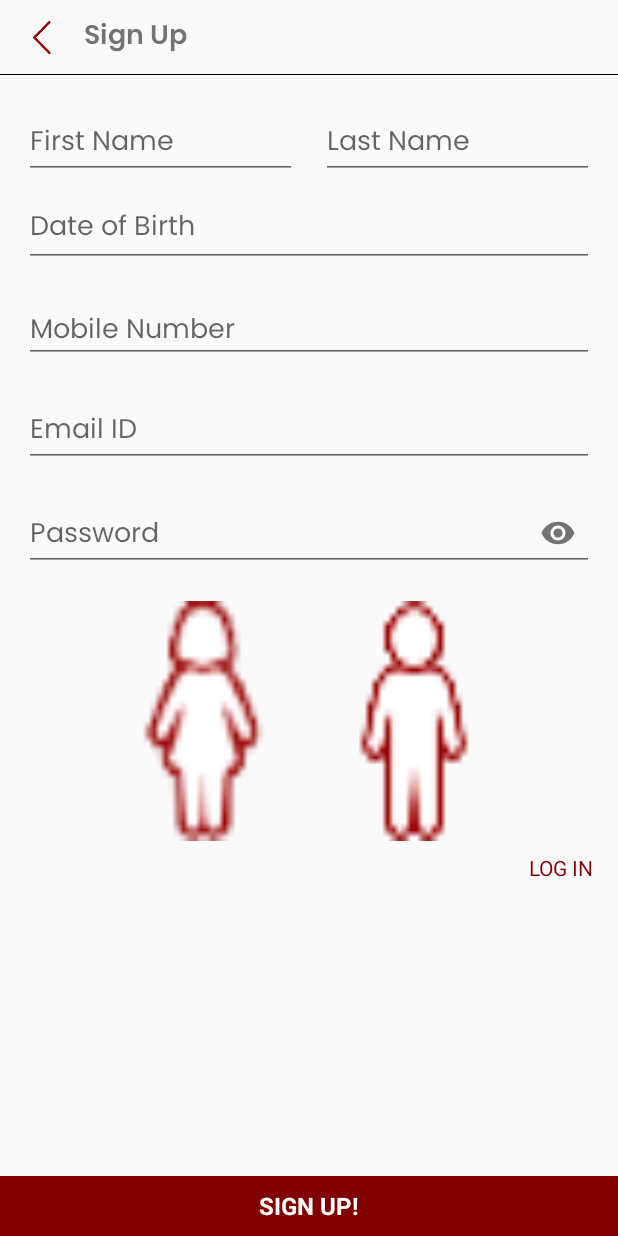
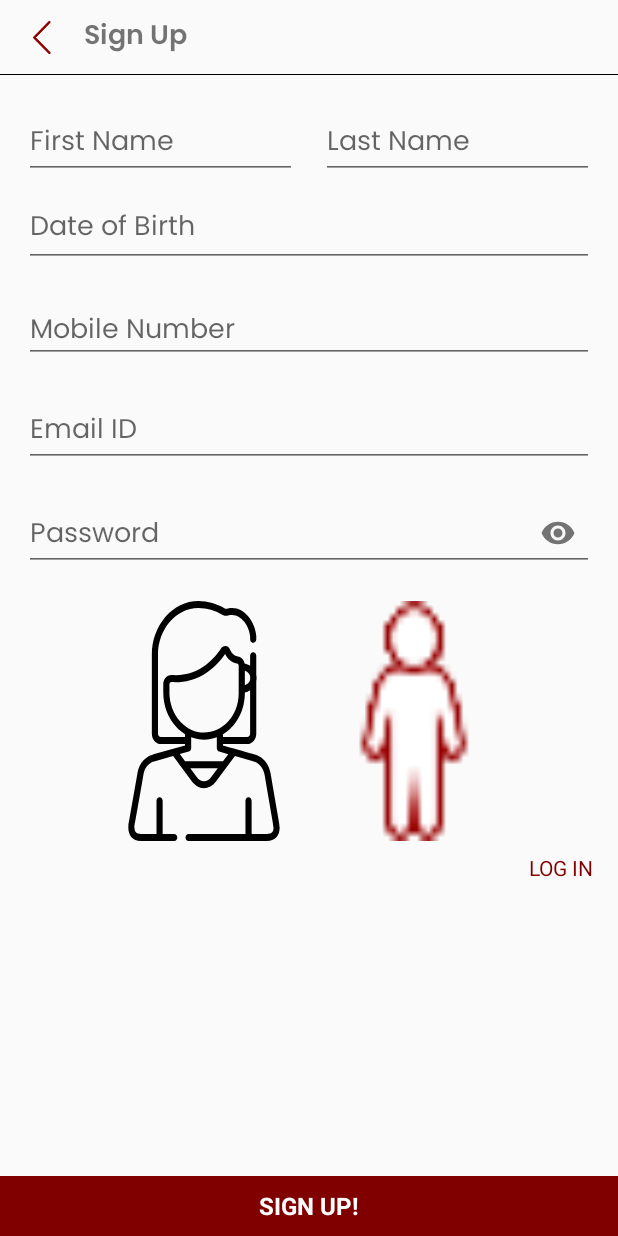
Before and after one commit to aajmera10/Kamine, an Android app: the screen it shows after launch (MainHomeActivity), after a tap on "Sign Up", on a phone screen of 412 x 824 dp. Run offline under Robolectric (Android 15) with nearby library versions, the phone set to English and light mode, and no system bars; our stand-ins replace Firebase (no records; nobody signed in at launch, a user with empty details on screens opened directly); libraries missing offline, so code that uses them is left out: ss.com.bannerslider; pictures from the network do not load; 4 statements that could not run were skipped; 3 other taps on this screen came first.

Commit message:
Project 6.38

```diff
--- a/app/src/main/java/com/example/xina/kamine/Fragments/HomeFragment.java
+++ b/app/src/main/java/com/example/xina/kamine/Fragments/HomeFragment.java
@@ -166,7 +166,10 @@ public class HomeFragment extends android.support.v4.app.Fragment {
                      if (response.body().getSuccess().equals("200")){
                          progressDialog.dismiss();
                          //Toast.makeText(getContext(), response.body().getMessage(), Toast.LENGTH_SHORT).show();
+
+                         String c  = response.body().getClass().getName();
                          Toast.makeText(getContext(), "women", Toast.LENGTH_SHORT).show();
+                         Toast.makeText(getContext(), c, Toast.LENGTH_SHORT).show();
 
                      }
                  }
--- a/app/src/main/java/com/example/xina/kamine/Utils/ApiInterface.java
+++ b/app/src/main/java/com/example/xina/kamine/Utils/ApiInterface.java
@@ -7,6 +7,7 @@ import com.example.xina.kamine.Model.LogoutModel;
 import com.example.xina.kamine.Model.MainHomeCategoryListModel;
 import com.example.xina.kamine.Model.SendOTPModel;
 import com.example.xina.kamine.Model.SignUpDetailModel;
+import com.example.xina.kamine.Model.SocialLoginModel;
 import com.example.xina.kamine.Model.UpadteProfileModel;
 
 
@@ -68,5 +69,13 @@ public interface ApiInterface {
                                           @Field("email")String Email,
                                           @Field("mobile")String mobile,
                                           @Field("dob")String dob);
+  @POST("social_login.php")
+  @FormUrlEncoded
+  Call<SocialLoginModel>getsociallogin(@Field("name")String name,
+                                       @Field("mobile")String mobile,
+                                       @Field("gender")String gender,
+                                       @Field("dob")String dob,
+                                       @Field("email")String email);
+
 
 }
--- a/app/src/main/res/drawable/female.xml
+++ b/app/src/main/res/drawable/female.xml
@@ -1,5 +1,5 @@
 <?xml version="1.0" encoding="utf-8"?>
 <selector xmlns:android="http://schemas.android.com/apk/res/android">
-    <item android:drawable="@drawable/girls" android:state_checked="true"/>
-    <item android:drawable="@drawable/girls1"  android:state_checked="false"/>
+    <item android:drawable="@drawable/ic_girl" android:state_checked="true"/>
+    <item android:drawable="@drawable/ic_woman_unselect"  android:state_checked="false"/>
 </selector>
--- /dev/null
+++ b/app/src/main/res/drawable/ic_girl.xml
@@ -0,0 +1,27 @@
+<vector android:height="24dp" android:viewportHeight="203.736"
+    android:viewportWidth="203.736" android:width="24dp" xmlns:android="http://schemas.android.com/apk/res/android">
+    <path android:fillColor="#543C2A" android:pathData="M101.867,66.139v131.395h60.26c0,0 11.449,-59.365 11.168,-95.113C173.014,66.673 101.867,66.139 101.867,66.139z"/>
+    <path android:fillColor="#543C2A" android:pathData="M101.867,66.139v131.395H41.609c0,0 -11.449,-59.365 -11.168,-95.113C30.721,66.673 101.867,66.139 101.867,66.139z"/>
+    <path android:fillColor="#FDCC9B" android:pathData="M87.17,153.47h29.395v32.923h-29.395z"/>
+    <path android:fillColor="#FCBC85" android:pathData="M87.17,157.348c0,0 12.365,7.874 29.395,6.051v-9.929H87.17V157.348z"/>
+    <path android:fillColor="#FCBC85" android:pathData="M30.441,102.42a14.343,16.364 0,1 0,28.686 0a14.343,16.364 0,1 0,-28.686 0z"/>
+    <path android:fillColor="#FCBC85" android:pathData="M144.609,102.42a14.343,16.364 0,1 0,28.686 0a14.343,16.364 0,1 0,-28.686 0z"/>
+    <path android:fillColor="#FDCC9B" android:pathData="M158.894,71.165c0,-24.104 -17.637,-41.741 -57.026,-41.741c-39.389,0 -57.025,17.637 -57.025,41.741c0,24.104 -4.115,87.597 57.025,87.597C163.009,158.762 158.894,95.269 158.894,71.165z"/>
+    <path android:fillColor="#3B2519" android:pathData="M67.919,98.502a6.173,6.761 0,1 0,12.346 0a6.173,6.761 0,1 0,-12.346 0z"/>
+    <path android:fillColor="#FFFFFF" android:pathData="M71.401,95.517m-1.846,0a1.846,1.846 0,1 1,3.692 0a1.846,1.846 0,1 1,-3.692 0"/>
+    <path android:fillColor="#684B37" android:pathData="M64.217,83.925c2.919,1.117 7.605,-3.798 18.335,0.478c1.956,0.78 3.123,-6.668 -8.378,-6.668C64.217,77.735 62.453,83.25 64.217,83.925z"/>
+    <path android:fillColor="#3B2519" android:pathData="M124.233,98.502a6.173,6.761 0,1 0,12.346 0a6.173,6.761 0,1 0,-12.346 0z"/>
+    <path android:fillColor="#FFFFFF" android:pathData="M127.715,95.517m-1.846,0a1.846,1.846 0,1 1,3.692 0a1.846,1.846 0,1 1,-3.692 0"/>
+    <path android:fillColor="#684B37" android:pathData="M139.519,83.925c-2.919,1.117 -7.606,-3.798 -18.335,0.478c-1.956,0.78 -3.123,-6.668 8.377,-6.668C139.519,77.735 141.282,83.25 139.519,83.925z"/>
+    <path android:fillColor="#FCBC85" android:pathData="M101.867,122.283c-6.099,0 -9.773,-4.557 -9.773,-2.352c0,2.204 1.764,6.394 9.773,6.394c8.011,0 9.774,-4.189 9.774,-6.394C111.642,117.726 107.967,122.283 101.867,122.283z"/>
+    <path android:fillColor="#FCBC85" android:pathData="M101.867,142.553c-2.109,0 -3.38,-1.575 -3.38,-0.814c0,0.763 0.61,2.212 3.38,2.212c2.771,0 3.381,-1.449 3.381,-2.212C105.248,140.978 103.978,142.553 101.867,142.553z"/>
+    <path android:fillColor="#F7945E" android:pathData="M101.867,136.936c-9.668,0 -15.492,-3.937 -15.492,-2.939s2.795,4.924 15.492,4.924s15.493,-3.927 15.493,-4.924S111.535,136.936 101.867,136.936z"/>
+    <path android:fillColor="#FDCC9B" android:pathData="M66.154,120.108m-8.377,0a8.377,8.377 0,1 1,16.754 0a8.377,8.377 0,1 1,-16.754 0"/>
+    <path android:fillColor="#FDCC9B" android:pathData="M138.611,120.108m-8.377,0a8.377,8.377 0,1 1,16.754 0a8.377,8.377 0,1 1,-16.754 0"/>
+    <path android:fillColor="#F5A860" android:pathData="M101.867,166.699v37.037H37.495C37.495,188.745 68.064,166.699 101.867,166.699z"/>
+    <path android:fillColor="#F5A860" android:pathData="M101.867,166.699v37.037h64.373C166.24,188.745 135.672,166.699 101.867,166.699z"/>
+    <path android:fillColor="#F18B45" android:pathData="M89.6,167.651c-0.189,0.027 -0.379,0.065 -0.569,0.094c-3.963,0.634 -7.829,1.529 -11.543,2.653l24.38,33.338v-18.518L90.87,167.501C90.449,167.56 90.02,167.587 89.6,167.651z"/>
+    <path android:fillColor="#F18B45" android:pathData="M114.135,167.651c0.19,0.027 0.38,0.065 0.57,0.094c3.963,0.634 7.829,1.529 11.543,2.653l-24.381,33.338v-18.518l10.998,-17.716C113.286,167.56 113.716,167.587 114.135,167.651z"/>
+    <path android:fillColor="#684B37" android:pathData="M101.867,0C35.436,0 27.651,46.991 30.441,102.42c2.79,55.43 49.824,82.797 49.824,82.797S27.56,109.79 71.401,43.651c0,0 -8.232,14.157 -7.786,26.015c0,0 10.328,-3.527 38.253,-3.527c27.926,0 38.253,3.527 38.253,3.527c0.447,-11.858 -7.785,-26.015 -7.785,-26.015c43.841,66.138 -8.865,141.566 -8.865,141.566s47.035,-27.367 49.825,-82.797C176.085,46.991 168.3,0 101.867,0z"/>
+    <path android:fillColor="#FDCC9B" android:pathData="M87.17,167.981l14.697,24.408l14.697,-24.409C116.565,167.98 101.317,162.428 87.17,167.981z"/>
+</vector>
--- a/build.gradle
+++ b/build.gradle
@@ -13,6 +13,7 @@ buildscript {
 
         // NOTE: Do not place your application dependencies here; they belong
         // in the individual module build.gradle files
+        classpath 'com.google.gms:google-services:4.0.1'
     }
 }
 
```
Also changed, not shown: app/build.gradle (+8 -1 lines), app/src/main/java/com/example/xina/kamine/Fragments/LoginScreen.java (+165 -17 lines), app/src/main/res/drawable/ic_man.xml (added, +18 -0 lines), app/src/main/res/layout/login_screen.xml (+6 -6 lines).
